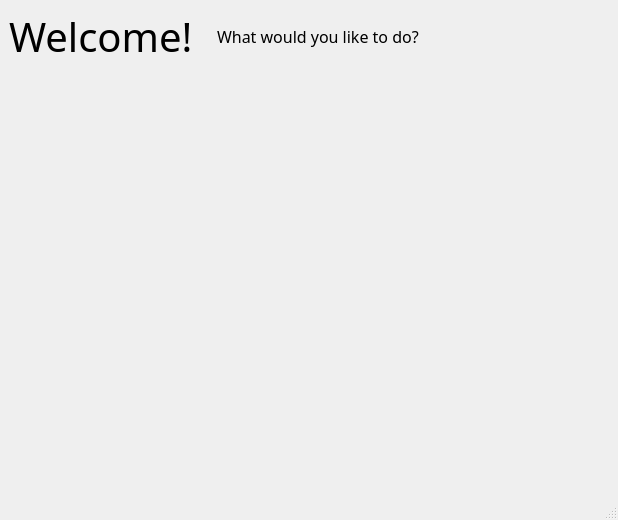
This is Recetario_Application/UI/untitled.ui in Diego-Berdeja/recetario as Qt 5 draws it before an edit. The edited form follows.
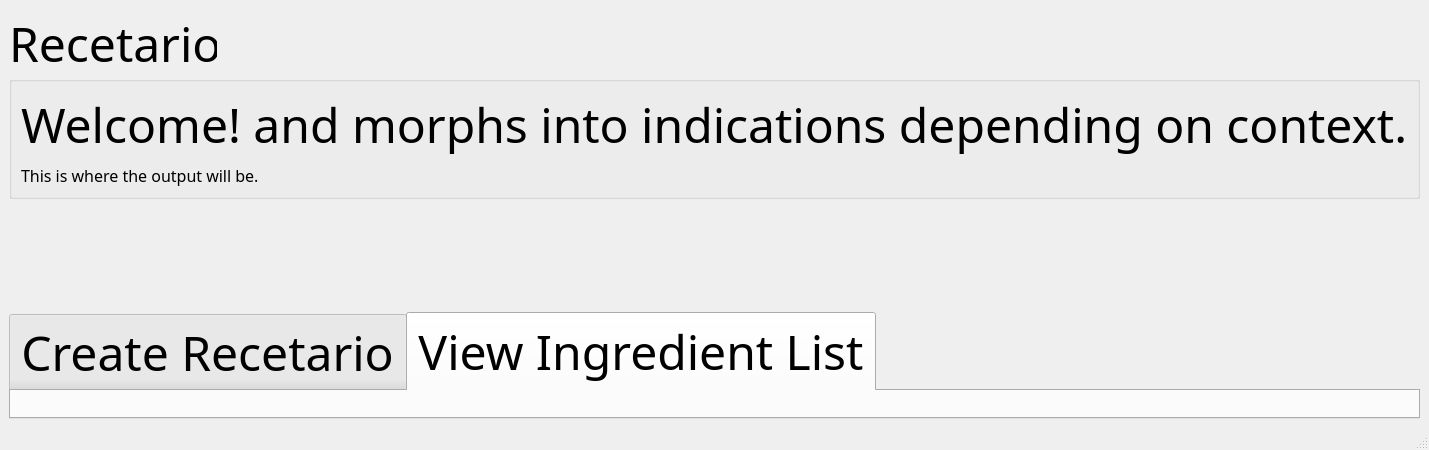
This is the edited form.

Commit message:
Started developing GUI with QT Designer.
Run:
pip install pyside6
pyside6-designer

The edit to the form file:
```diff
--- a/Recetario_Application/UI/untitled.ui
+++ b/Recetario_Application/UI/untitled.ui
@@ -6,70 +6,85 @@
    <rect>
     <x>0</x>
     <y>0</y>
-    <width>618</width>
-    <height>520</height>
+    <width>1050</width>
+    <height>450</height>
    </rect>
   </property>
-  <property name="sizePolicy">
-   <sizepolicy hsizetype="Fixed" vsizetype="Fixed">
-    <horstretch>0</horstretch>
-    <verstretch>0</verstretch>
-   </sizepolicy>
-  </property>
-  <property name="font">
-   <font>
-    <family>Avenir</family>
-    <pointsize>12</pointsize>
-   </font>
-  </property>
   <property name="windowTitle">
    <string>Recetario</string>
   </property>
   <widget class="QWidget" name="centralwidget">
-   <widget class="QWidget" name="wi_output" native="true">
-    <property name="geometry">
-     <rect>
-      <x>0</x>
-      <y>0</y>
-      <width>651</width>
-      <height>251</height>
-     </rect>
-    </property>
-    <layout class="QFormLayout" name="formLayout">
-     <item row="0" column="0">
-      <widget class="QWidget" name="wi_title" native="true">
-       <layout class="QVBoxLayout" name="verticalLayout">
-        <item>
-         <widget class="QLabel" name="la_title">
-          <property name="font">
-           <font>
-            <family>Avenir</family>
-            <pointsize>30</pointsize>
-           </font>
-          </property>
-          <property name="text">
-           <string>Welcome!</string>
-          </property>
-         </widget>
-        </item>
-       </layout>
+   <property name="font">
+    <font>
+     <family>Avenir</family>
+     <pointsize>36</pointsize>
+     <italic>false</italic>
+     <bold>false</bold>
+    </font>
+   </property>
+   <layout class="QVBoxLayout" name="verticalLayout">
+    <item>
+     <widget class="QGroupBox" name="groupBox">
+      <property name="title">
+       <string>Recetario</string>
+      </property>
+      <layout class="QVBoxLayout" name="verticalLayout_2">
+       <item>
+        <widget class="QLabel" name="label">
+         <property name="text">
+          <string>Welcome! and morphs into indications depending on context.</string>
+         </property>
+        </widget>
+       </item>
+       <item>
+        <widget class="QLabel" name="label_2">
+         <property name="font">
+          <font>
+           <family>Avenir</family>
+           <pointsize>12</pointsize>
+           <italic>false</italic>
+           <bold>false</bold>
+          </font>
+         </property>
+         <property name="text">
+          <string>This is where the output will be.</string>
+         </property>
+        </widget>
+       </item>
+      </layout>
+     </widget>
+    </item>
+    <item>
+     <spacer name="verticalSpacer">
+      <property name="orientation">
+       <enum>Qt::Orientation::Vertical</enum>
+      </property>
+      <property name="sizeHint" stdset="0">
+       <size>
+        <width>20</width>
+        <height>40</height>
+       </size>
+      </property>
+     </spacer>
+    </item>
+    <item>
+     <widget class="QTabWidget" name="tabWidget">
+      <property name="currentIndex">
+       <number>1</number>
+      </property>
+      <widget class="QWidget" name="tab">
+       <attribute name="title">
+        <string>Create Recetario</string>
+       </attribute>
       </widget>
-     </item>
-     <item row="0" column="1">
-      <widget class="QWidget" name="wi_subtitle" native="true">
-       <layout class="QVBoxLayout" name="verticalLayout_2">
-        <item>
-         <widget class="QLabel" name="la_subtitle">
-          <property name="text">
-           <string>What would you like to do?</string>
-          </property>
-         </widget>
-        </item>
-       </layout>
+      <widget class="QWidget" name="tab_2">
+       <attribute name="title">
+        <string>View Ingredient List</string>
+       </attribute>
       </widget>
-     </item>
-    </layout>
-   </widget>
+     </widget>
+    </item>
+   </layout>
   </widget>
   <widget class="QMenuBar" name="menubar">
    <property name="geometry">
```
Left out of the diff: 6 changed lines with no effect on the pictures. The commit also changes 1 other file.
